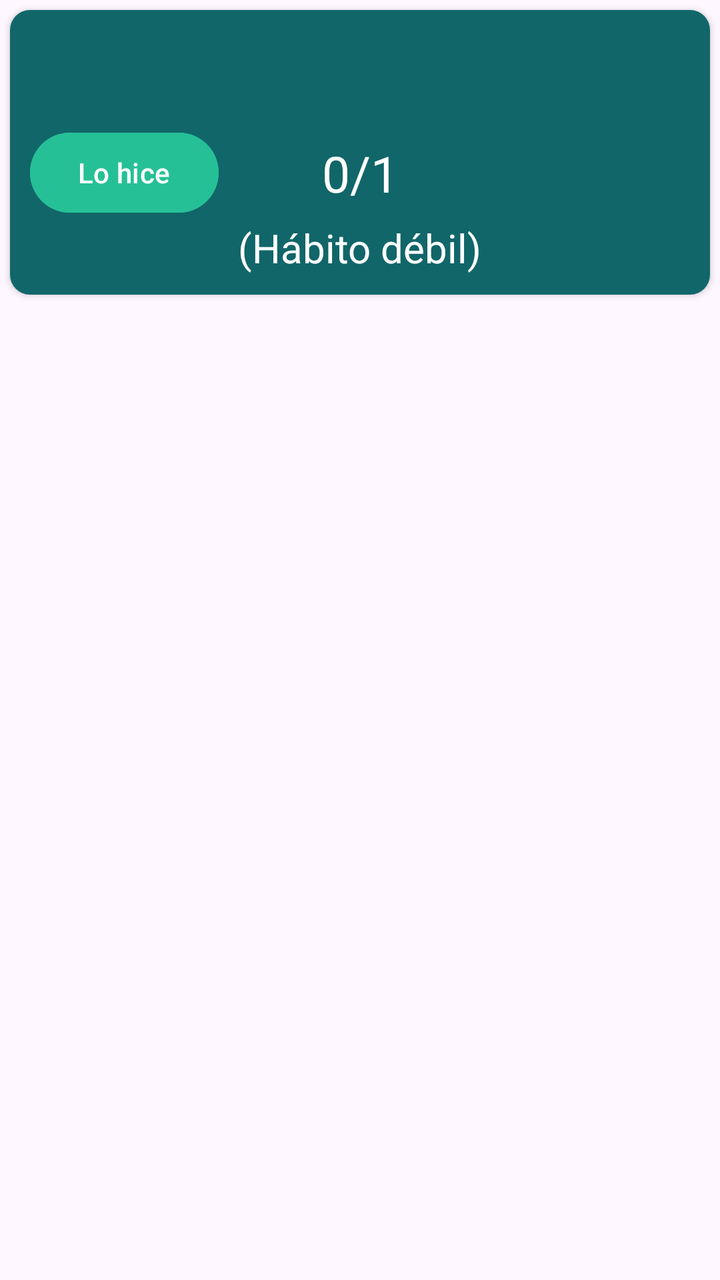
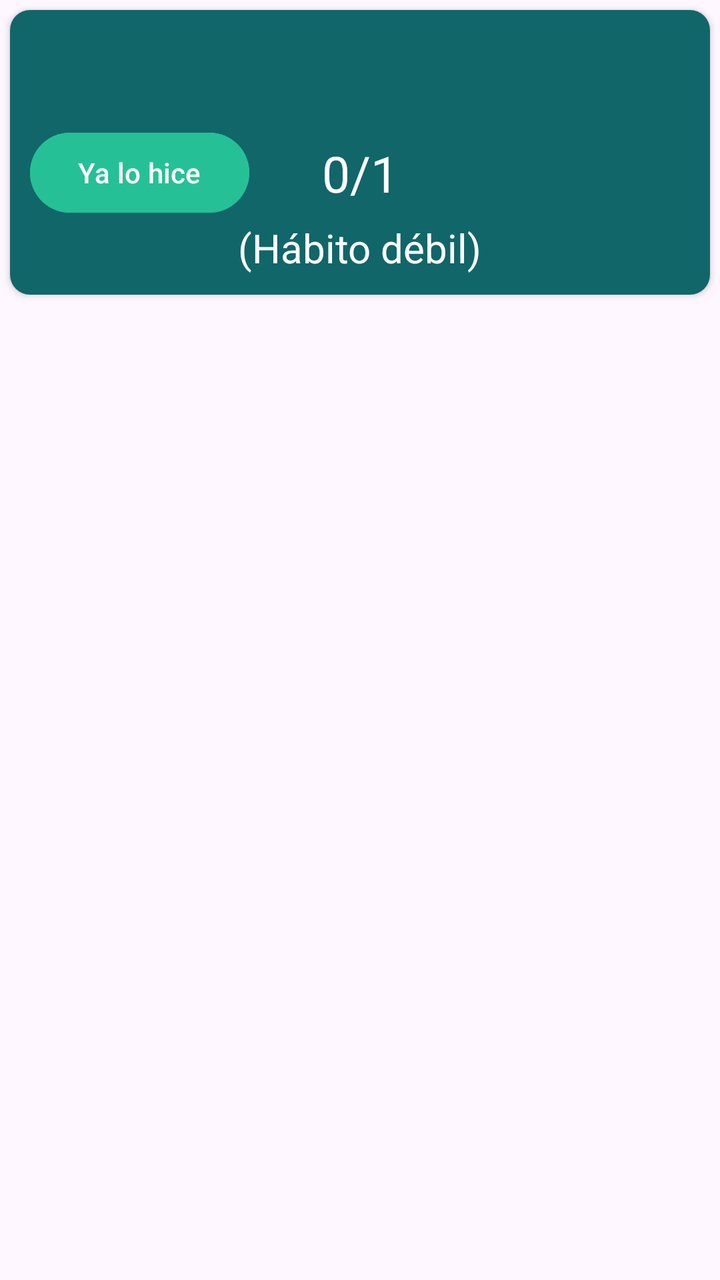

Before-and-after screenshots of an Android layout around one commit, followed by the original layout XML and the change that was made.
<!-- AndroidManifest.xml: application theme Theme.SuperSexiBoys -->
<!-- res/layout/adapter_habito.xml -->
<?xml version="1.0" encoding="utf-8"?>
<LinearLayout xmlns:android="http://schemas.android.com/apk/res/android"
    android:layout_width="match_parent"
    android:layout_height="wrap_content"
    xmlns:app="http://schemas.android.com/apk/res-auto"
    android:orientation="horizontal">
    <androidx.cardview.widget.CardView
        android:layout_width="match_parent"
        android:layout_height="wrap_content"
        android:layout_margin="5dp"
        app:cardCornerRadius="10dp">
        <androidx.constraintlayout.widget.ConstraintLayout
            android:layout_width="match_parent"
            android:background="@color/verde_oscuro"
            android:padding="10dp"
            android:layout_height="wrap_content">
            <TextView
                android:id="@+id/text_titulo"
                android:textColor="@color/white"
                app:layout_constraintTop_toTopOf="parent"
                app:layout_constraintStart_toStartOf="parent"
                app:layout_constraintEnd_toEndOf="parent"
                android:layout_width="match_parent"
                android:gravity="center"
                android:layout_height="wrap_content"
                android:textSize="20sp"/>
            <TextView
                android:id="@+id/text_descripcion"
                app:layout_constraintTop_toBottomOf="@+id/text_titulo"
                android:layout_width="match_parent"
                android:textColor="@color/white"
                android:layout_height="wrap_content"
                android:textSize="15sp"/>
            <Button
                android:id="@+id/button_contador"
                app:layout_constraintTop_toBottomOf="@+id/text_descripcion"
                app:layout_constraintStart_toStartOf="parent"
                android:backgroundTint="@color/verde_claro"
                android:layout_width="wrap_content"
                android:layout_height="wrap_content"
                android:text="Lo hice"/>
            <TextView
                android:id="@+id/text_contador"
                app:layout_constraintTop_toTopOf="@+id/button_contador"
                app:layout_constraintBottom_toBottomOf="@+id/button_contador"
                app:layout_constraintStart_toStartOf="parent"
                app:layout_constraintEnd_toEndOf="parent"
                android:layout_width="wrap_content"
                android:layout_height="wrap_content"
                android:text="0/1"
                android:textColor="@color/white"
                android:textSize="25sp"/>

            <androidx.recyclerview.widget.RecyclerView
                android:id="@+id/recycler_etiquetas"
                android:layout_width="0dp"
                android:layout_height="50dp"
                android:layout_marginStart="30dp"
                app:layout_constraintBottom_toBottomOf="@+id/button_contador"
                app:layout_constraintEnd_toEndOf="parent"
                app:layout_constraintStart_toEndOf="@+id/text_contador"
                app:layout_constraintTop_toTopOf="@+id/button_contador" />

            <TextView
                android:id="@+id/text_tipo_habito"
                app:layout_constraintTop_toBottomOf="@+id/button_contador"
                app:layout_constraintStart_toStartOf="parent"
                android:text="(Hábito débil)"
                android:textColor="@color/white"
                android:textSize="20sp"
                app:layout_constraintEnd_toEndOf="parent"
                android:layout_width="wrap_content"
                android:layout_height="wrap_content"/>
        </androidx.constraintlayout.widget.ConstraintLayout>
    </androidx.cardview.widget.CardView>
</LinearLayout>
<!-- resources referenced by this layout -->
<resources>
  <color name="verde_claro">#26C097</color>
  <color name="verde_oscuro">#116669</color>
  <color name="white">#FFFFFFFF</color>
  <style name="Theme.SuperSexiBoys" parent="Base.Theme.SuperSexiBoys" />
  <style name="Base.Theme.SuperSexiBoys" parent="Theme.Material3.DayNight.NoActionBar">
          
          
      </style>
</resources>

<!-- the commit's change to res/layout/adapter_habito.xml (unified diff, before → after) -->
@@ -38,7 +38,7 @@
                 android:backgroundTint="@color/verde_claro"
                 android:layout_width="wrap_content"
                 android:layout_height="wrap_content"
-                android:text="Lo hice"/>
+                android:text="@string/ya_lo_hice"/>
             <TextView
                 android:id="@+id/text_contador"
                 app:layout_constraintTop_toTopOf="@+id/button_contador"
@@ -47,7 +47,7 @@
                 app:layout_constraintEnd_toEndOf="parent"
                 android:layout_width="wrap_content"
                 android:layout_height="wrap_content"
-                android:text="0/1"
+                android:text="@string/_0_1"
                 android:textColor="@color/white"
                 android:textSize="25sp"/>
 
@@ -65,7 +65,7 @@
                 android:id="@+id/text_tipo_habito"
                 app:layout_constraintTop_toBottomOf="@+id/button_contador"
                 app:layout_constraintStart_toStartOf="parent"
-                android:text="(Hábito débil)"
+                android:text="@string/habito_debil"
                 android:textColor="@color/white"
                 android:textSize="20sp"
                 app:layout_constraintEnd_toEndOf="parent"
<!-- resource entries referenced after the edit -->
@@ -3,6 +3,9 @@
   <color name="verde_claro">#26C097</color>
   <color name="verde_oscuro">#116669</color>
   <color name="white">#FFFFFFFF</color>
+  <string name="_0_1">0/1</string>
+  <string name="habito_debil">(Hábito débil)</string>
+  <string name="ya_lo_hice">Ya lo hice</string>
   <style name="Theme.SuperSexiBoys" parent="Base.Theme.SuperSexiBoys" />
   <style name="Base.Theme.SuperSexiBoys" parent="Theme.Material3.DayNight.NoActionBar">
           
